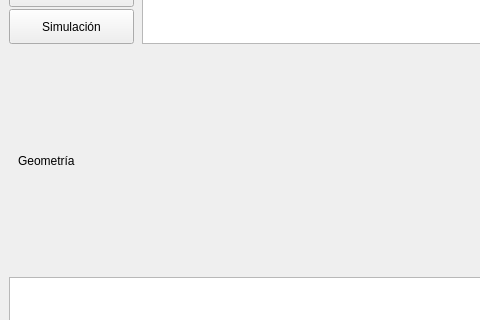
Above: ventanaprincipal.ui from IgnacioOchoa/Barra before the change; both pictures show x 0 to 480 and y 192 to 512 of the 800 by 600 pixel window. Below: the same form after it.
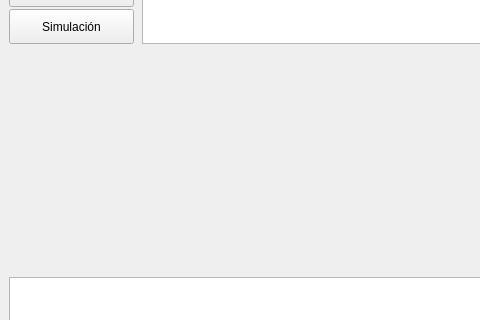
That is the form after the change.

Commit message:
Se empezó a construir el módulo de geometría
En la solapa de Geometría del QStackedWidget, se crearon las primeras
opciones. En función de los valores seleccionados para el area
transversal y para la ubicación del origen de coordenadas otras opciones
deberán aparecer.

The edit to the form file:
```diff
--- a/ventanaprincipal.ui
+++ b/ventanaprincipal.ui
@@ -140,17 +140,7 @@
       <property name="currentIndex">
        <number>0</number>
       </property>
-      <widget class="QWidget" name="pagGeometria">
-       <layout class="QHBoxLayout" name="horizontalLayout_4">
-        <item>
-         <widget class="QLabel" name="label">
-          <property name="text">
-           <string>Geometría</string>
-          </property>
-         </widget>
-        </item>
-       </layout>
-      </widget>
+      <widget class="QWidget" name="pagGeometria"/>
       <widget class="QWidget" name="pagMalla">
        <layout class="QFormLayout" name="formLayout_2">
         <item row="0" column="0">
```
The commit also changes 2 other files.
